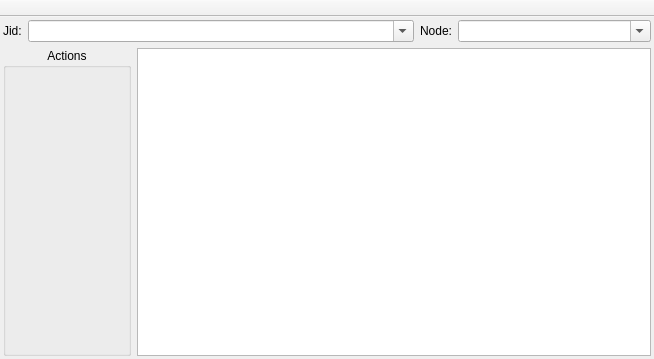
Above: Vacuum/trunk/src/plugins/servicediscovery/discoitemswindow.ui from vacuum-im/vacuum-im before the change. Below: the same form after it.
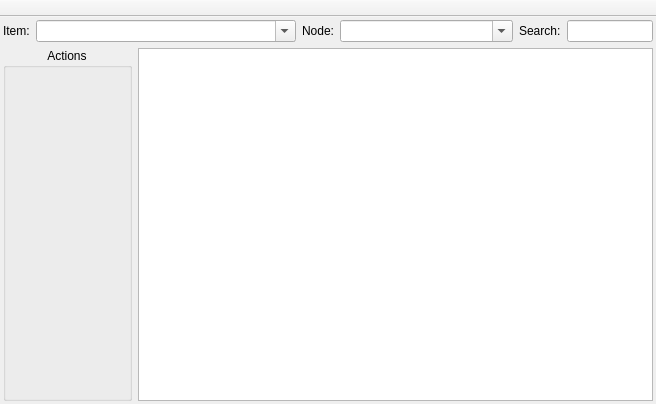
That is the form after the change.

Commit message: Реализован поиск в окне DiscoItemsWindow.

What changed in the file:
```diff
--- a/Vacuum/trunk/src/plugins/servicediscovery/discoitemswindow.ui
+++ b/Vacuum/trunk/src/plugins/servicediscovery/discoitemswindow.ui
@@ -5,8 +5,8 @@
    <rect>
     <x>0</x>
     <y>0</y>
-    <width>654</width>
-    <height>359</height>
+    <width>656</width>
+    <height>404</height>
    </rect>
   </property>
   <property name="windowTitle" >
@@ -31,7 +31,7 @@
       <item>
        <widget class="QLabel" name="lblJid" >
         <property name="text" >
-         <string>Jid:</string>
+         <string>Item:</string>
         </property>
         <property name="buddy" >
          <cstring>cmbJid</cstring>
@@ -42,7 +42,7 @@
        <widget class="QComboBox" name="cmbJid" >
         <property name="sizePolicy" >
          <sizepolicy vsizetype="Fixed" hsizetype="Preferred" >
-          <horstretch>2</horstretch>
+          <horstretch>3</horstretch>
           <verstretch>0</verstretch>
          </sizepolicy>
         </property>
@@ -68,16 +68,33 @@
        <widget class="QComboBox" name="cmbNode" >
         <property name="sizePolicy" >
          <sizepolicy vsizetype="Fixed" hsizetype="Preferred" >
+          <horstretch>2</horstretch>
+          <verstretch>0</verstretch>
+         </sizepolicy>
+        </property>
+        <property name="editable" >
+         <bool>true</bool>
+        </property>
+        <property name="insertPolicy" >
+         <enum>QComboBox::NoInsert</enum>
+        </property>
+       </widget>
+      </item>
+      <item>
+       <widget class="QLabel" name="lblSearch" >
+        <property name="text" >
+         <string>Search:</string>
+        </property>
+       </widget>
+      </item>
+      <item>
+       <widget class="QLineEdit" name="lneSearch" >
+        <property name="sizePolicy" >
+         <sizepolicy vsizetype="Fixed" hsizetype="Expanding" >
           <horstretch>1</horstretch>
           <verstretch>0</verstretch>
          </sizepolicy>
         </property>
-        <property name="editable" >
-         <bool>true</bool>
-        </property>
-        <property name="insertPolicy" >
-         <enum>QComboBox::NoInsert</enum>
-        </property>
        </widget>
       </item>
      </layout>
```
The commit also changes 2 other files.
